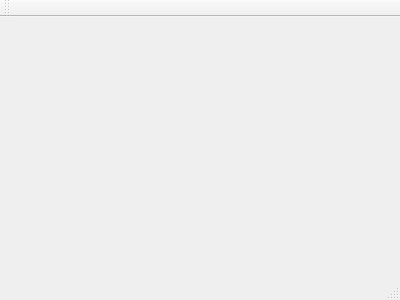
Above: qtApp/SerialSandBox/mainwindow.ui from nickcengel/3D_PRINTER before the change. Below: the same form after it.
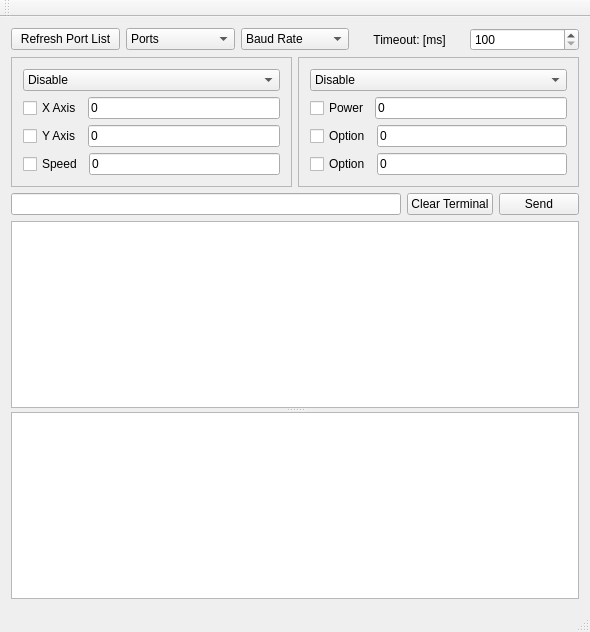
That is the form after the change.

Commit message: serial_serf_III can echo command bytes

The edit to the form file:
```diff
--- a/qtApp/SerialSandBox/mainwindow.ui
+++ b/qtApp/SerialSandBox/mainwindow.ui
@@ -1,24 +1,330 @@
 <ui version="4.0">
  <class>MainWindow</class>
- <widget class="QMainWindow" name="MainWindow" >
-  <property name="geometry" >
+ <widget class="QMainWindow" name="MainWindow">
+  <property name="geometry">
    <rect>
     <x>0</x>
     <y>0</y>
-    <width>400</width>
-    <height>300</height>
+    <width>590</width>
+    <height>632</height>
    </rect>
   </property>
   <property name="windowTitle" >
    <string>MainWindow</string>
   </property>
-  <widget class="QMenuBar" name="menuBar" />
-  <widget class="QToolBar" name="mainToolBar" />
-  <widget class="QWidget" name="centralWidget" />
-  <widget class="QStatusBar" name="statusBar" />
+  <widget class="QWidget" name="centralWidget">
+   <layout class="QVBoxLayout" name="verticalLayout_3">
+    <item>
+     <layout class="QHBoxLayout" name="horizontalLayout_2">
+      <item>
+       <widget class="QPushButton" name="RefreshPortList_Button">
+        <property name="text">
+         <string>Refresh Port List</string>
+        </property>
+       </widget>
+      </item>
+      <item>
+       <widget class="QComboBox" name="PortList_ComboBox">
+        <item>
+         <property name="text">
+          <string>Ports</string>
+         </property>
+        </item>
+       </widget>
+      </item>
+      <item>
+       <widget class="QComboBox" name="BaudRate_ComboBox">
+        <item>
+         <property name="text">
+          <string>Baud Rate</string>
+         </property>
+        </item>
+       </widget>
+      </item>
+      <item>
+       <widget class="QLabel" name="label">
+        <property name="text">
+         <string>Timeout: [ms]</string>
+        </property>
+        <property name="alignment">
+         <set>Qt::AlignCenter</set>
+        </property>
+       </widget>
+      </item>
+      <item>
+       <widget class="QSpinBox" name="TimeOut_spinBox">
+        <property name="minimum">
+         <number>100</number>
+        </property>
+        <property name="maximum">
+         <number>2000</number>
+        </property>
+       </widget>
+      </item>
+     </layout>
+    </item>
+    <item>
+     <layout class="QHBoxLayout" name="horizontalLayout_9">
+      <item>
+       <widget class="QFrame" name="frame">
+        <property name="frameShape">
+         <enum>QFrame::StyledPanel</enum>
+        </property>
+        <property name="frameShadow">
+         <enum>QFrame::Raised</enum>
+        </property>
+        <layout class="QVBoxLayout" name="verticalLayout">
+         <item>
+          <widget class="QComboBox" name="GalvoTask_ComboBox">
+           <item>
+            <property name="text">
+             <string>Disable</string>
+            </property>
+           </item>
+           <item>
+            <property name="text">
+             <string>Enable</string>
+            </property>
+           </item>
+           <item>
+            <property name="text">
+             <string>Absolute Move</string>
+            </property>
+           </item>
+           <item>
+            <property name="text">
+             <string>Relative Move</string>
+            </property>
+           </item>
+          </widget>
+         </item>
+         <item>
+          <layout class="QHBoxLayout" name="horizontalLayout_7">
+           <item>
+            <widget class="QCheckBox" name="Xaxis_CheckBox">
+             <property name="text">
+              <string>X Axis</string>
+             </property>
+            </widget>
+           </item>
+           <item>
+            <widget class="QLineEdit" name="Xaxis_LineEdit">
+             <property name="text">
+              <string>0</string>
+             </property>
+            </widget>
+           </item>
+          </layout>
+         </item>
+         <item>
+          <layout class="QHBoxLayout" name="horizontalLayout_8">
+           <item>
+            <widget class="QCheckBox" name="Yaxis_CheckBox">
+             <property name="text">
+              <string>Y Axis</string>
+             </property>
+            </widget>
+           </item>
+           <item>
+            <widget class="QLineEdit" name="Yaxis_LineEdit">
+             <property name="text">
+              <string>0</string>
+             </property>
+            </widget>
+           </item>
+          </layout>
+         </item>
+         <item>
+          <layout class="QHBoxLayout" name="horizontalLayout_3">
+           <item>
+            <widget class="QCheckBox" name="GalvoSpeed_CheckBox">
+             <property name="text">
+              <string>Speed</string>
+             </property>
+            </widget>
+           </item>
+           <item>
+            <widget class="QLineEdit" name="GalvoSpeed_LineEdit">
+             <property name="text">
+              <string>0</string>
+             </property>
+            </widget>
+           </item>
+          </layout>
+         </item>
+        </layout>
+       </widget>
+      </item>
+      <item>
+       <widget class="QFrame" name="frame_2">
+        <property name="frameShape">
+         <enum>QFrame::StyledPanel</enum>
+        </property>
+        <property name="frameShadow">
+         <enum>QFrame::Raised</enum>
+        </property>
+        <layout class="QVBoxLayout" name="verticalLayout_2">
+         <item>
+          <widget class="QComboBox" name="LaserTask_ComboBox">
+           <item>
+            <property name="text">
+             <string>Disable</string>
+            </property>
+           </item>
+           <item>
+            <property name="text">
+             <string>Enable</string>
+            </property>
+           </item>
+           <item>
+            <property name="text">
+             <string>Option</string>
+            </property>
+           </item>
+          </widget>
+         </item>
+         <item>
+          <layout class="QHBoxLayout" name="horizontalLayout_11">
+           <item>
+            <widget class="QCheckBox" name="LaserPower_CheckBox">
+             <property name="text">
+              <string>Power</string>
+             </property>
+            </widget>
+           </item>
+           <item>
+            <widget class="QLineEdit" name="LaserPower_LineEdit">
+             <property name="text">
+              <string>0</string>
+             </property>
+            </widget>
+           </item>
+          </layout>
+         </item>
+         <item>
+          <layout class="QHBoxLayout" name="horizontalLayout_12">
+           <item>
+            <widget class="QCheckBox" name="checkBox_7">
+             <property name="text">
+              <string>Option</string>
+             </property>
+            </widget>
+           </item>
+           <item>
+            <widget class="QLineEdit" name="lineEdit_7">
+             <property name="text">
+              <string>0</string>
+             </property>
+            </widget>
+           </item>
+          </layout>
+         </item>
+         <item>
+          <layout class="QHBoxLayout" name="horizontalLayout_13">
+           <item>
+            <widget class="QCheckBox" name="checkBox_8">
+             <property name="text">
+              <string>Option</string>
+             </property>
+            </widget>
+           </item>
+           <item>
+            <widget class="QLineEdit" name="lineEdit_8">
+             <property name="text">
+              <string>0</string>
+             </property>
+            </widget>
+           </item>
+          </layout>
+         </item>
+        </layout>
+       </widget>
+      </item>
+     </layout>
+    </item>
+    <item>
+     <layout class="QHBoxLayout" name="horizontalLayout">
+      <item>
+       <widget class="QLineEdit" name="CommandInput_LineEdit">
+        <property name="text">
+         <string/>
+        </property>
+       </widget>
+      </item>
+      <item>
+       <widget class="QPushButton" name="ClearTerminal_Button">
+        <property name="text">
+         <string>Clear Terminal</string>
+        </property>
+       </widget>
+      </item>
+      <item>
+       <widget class="QPushButton" name="SendCommand_Button">
+        <property name="text">
+         <string>Send</string>
+        </property>
+       </widget>
+      </item>
+     </layout>
+    </item>
+    <item>
+     <widget class="QSplitter" name="splitter">
+      <property name="orientation">
+       <enum>Qt::Vertical</enum>
+      </property>
+      <widget class="QTextBrowser" name="Reply_textBrowser">
+       <property name="html">
+        <string>&lt;!DOCTYPE HTML PUBLIC &quot;-//W3C//DTD HTML 4.0//EN&quot; &quot;http://www.w3.org/TR/REC-html40/strict.dtd&quot;&gt;
+&lt;html&gt;&lt;head&gt;&lt;meta name=&quot;qrichtext&quot; content=&quot;1&quot; /&gt;&lt;style type=&quot;text/css&quot;&gt;
+p, li { white-space: pre-wrap; }
+&lt;/style&gt;&lt;/head&gt;&lt;body style=&quot; font-family:'.SF NS Text'; font-size:13pt; font-weight:400; font-style:normal;&quot;&gt;
+&lt;p style=&quot;-qt-paragraph-type:empty; margin-top:0px; margin-bottom:0px; margin-left:0px; margin-right:0px; -qt-block-indent:0; text-indent:0px;&quot;&gt;&lt;br /&gt;&lt;/p&gt;&lt;/body&gt;&lt;/html&gt;</string>
+       </property>
+      </widget>
+      <widget class="QTextBrowser" name="Error_textBrowser">
+       <property name="html">
+        <string>&lt;!DOCTYPE HTML PUBLIC &quot;-//W3C//DTD HTML 4.0//EN&quot; &quot;http://www.w3.org/TR/REC-html40/strict.dtd&quot;&gt;
+&lt;html&gt;&lt;head&gt;&lt;meta name=&quot;qrichtext&quot; content=&quot;1&quot; /&gt;&lt;style type=&quot;text/css&quot;&gt;
+p, li { white-space: pre-wrap; }
+&lt;/style&gt;&lt;/head&gt;&lt;body style=&quot; font-family:'.SF NS Text'; font-size:13pt; font-weight:400; font-style:normal;&quot;&gt;
+&lt;p style=&quot;-qt-paragraph-type:empty; margin-top:12px; margin-bottom:12px; margin-left:0px; margin-right:0px; -qt-block-indent:0; text-indent:0px;&quot;&gt;&lt;br /&gt;&lt;/p&gt;&lt;/body&gt;&lt;/html&gt;</string>
+       </property>
+      </widget>
+     </widget>
+    </item>
+   </layout>
+  </widget>
+  <widget class="QMenuBar" name="menuBar">
+   <property name="geometry">
+    <rect>
+     <x>0</x>
+     <y>0</y>
+     <width>590</width>
+     <height>22</height>
+    </rect>
+   </property>
+  </widget>
+  <widget class="QToolBar" name="mainToolBar">
+   <attribute name="toolBarArea">
+    <enum>TopToolBarArea</enum>
+   </attribute>
+   <attribute name="toolBarBreak">
+    <bool>false</bool>
+   </attribute>
+  </widget>
+  <widget class="QStatusBar" name="statusBar"/>
  </widget>
- <layoutDefault spacing="6" margin="11" />
- <pixmapfunction></pixmapfunction>
+ <layoutdefault spacing="6" margin="11"/>
+ <tabstops>
+  <tabstop>RefreshPortList_Button</tabstop>
+  <tabstop>BaudRate_ComboBox</tabstop>
+  <tabstop>PortList_ComboBox</tabstop>
+  <tabstop>TimeOut_spinBox</tabstop>
+  <tabstop>CommandInput_LineEdit</tabstop>
+  <tabstop>SendCommand_Button</tabstop>
+  <tabstop>Reply_textBrowser</tabstop>
+  <tabstop>Error_textBrowser</tabstop>
+ </tabstops>
  <resources/>
  <connections/>
 </ui>
```
Left out of the diff: 3 changed lines with no effect on the pictures. The commit also changes 1271 other files.
